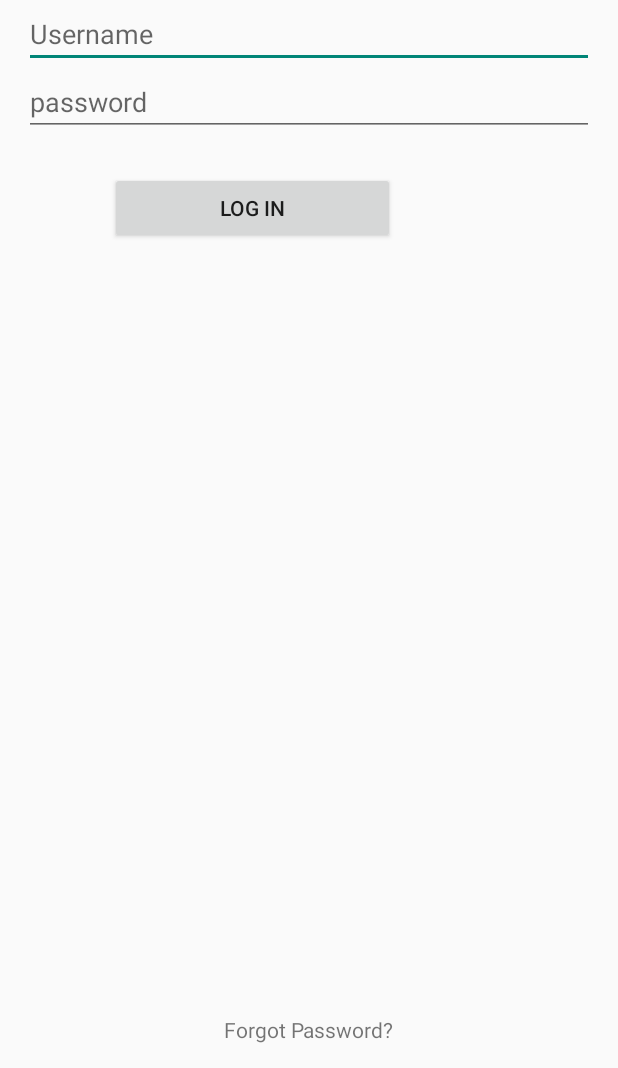
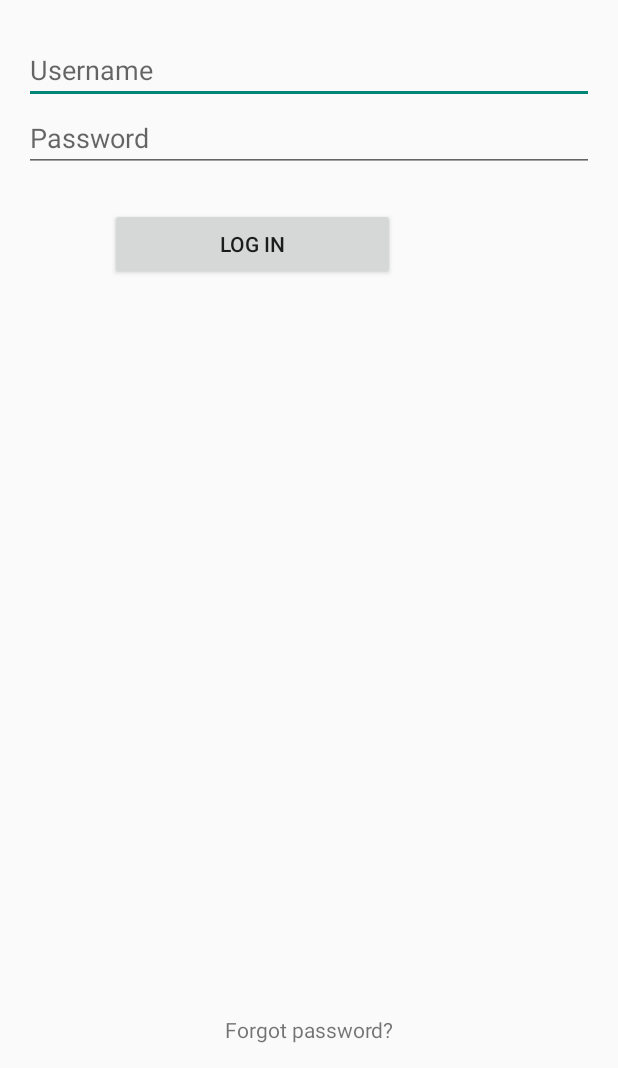
Before and after one commit to zikryzuhairi-dev/Lab4_S76229, an Android app: the ConstraintActivity screen opened directly, with no data from a screen before it, on a phone screen of 412 x 824 dp, the part 168-1236 px from its top. Run offline under Robolectric (Android 15) with nearby library versions, the phone set to English and light mode, and no system bars.

Commit message:
third commit

```diff
--- a/app/src/main/AndroidManifest.xml
+++ b/app/src/main/AndroidManifest.xml
@@ -25,7 +25,6 @@
         <activity android:name=".FrameActivity" />
         <activity android:name=".TableActivity" />
         <activity android:name=".RecyclerActivity" />
-        <activity android:name=".ComposeActivity" />
 
     </application>
 
--- a/app/src/main/res/layout/activity_constraint.xml
+++ b/app/src/main/res/layout/activity_constraint.xml
@@ -1,64 +1,60 @@
 <?xml version="1.0" encoding="utf-8"?>
 <androidx.constraintlayout.widget.ConstraintLayout xmlns:android="http://schemas.android.com/apk/res/android"
+    xmlns:app="http://schemas.android.com/apk/res-auto"
+    android:id="@+id/main"
     android:layout_width="match_parent"
     android:layout_height="match_parent"
-    xmlns:app="http://schemas.android.com/apk/res-auto"
-    android:id="@+id/main"
     android:padding="16dp">
 
     <ImageView
+        android:id="@+id/imgLogo"
         android:layout_width="96dp"
         android:layout_height="96dp"
-        android:id="@+id/imgLogo"
         android:src="@mipmap/ic_launcher"
         app:layout_constraintEnd_toEndOf="parent"
         app:layout_constraintStart_toStartOf="parent"
-        app:layout_constraintTop_toTopOf="parent"
-        />
+        app:layout_constraintTop_toTopOf="parent" />
 
     <EditText
+        android:id="@+id/edtUser"
         android:layout_width="0dp"
         android:layout_height="wrap_content"
-        android:id="@+id/edtUser"
+        android:layout_marginTop="24dp"
         android:hint="Username"
         android:inputType="textPersonName"
         app:layout_constraintEnd_toEndOf="parent"
         app:layout_constraintStart_toStartOf="parent"
-        app:layout_constraintTop_toBottomOf="@+id/imgLogo"
-        />
+        app:layout_constraintTop_toBottomOf="@+id/imgLogo" />
 
     <EditText
+        android:id="@+id/edtPass"
         android:layout_width="0dp"
         android:layout_height="wrap_content"
-        android:id="@+id/edtPass"
-        android:hint="password"
+        android:hint="Password"
         android:inputType="textPassword"
         app:layout_constraintEnd_toEndOf="parent"
         app:layout_constraintStart_toStartOf="parent"
-        app:layout_constraintTop_toBottomOf="@+id/edtUser"
-        />
+        app:layout_constraintTop_toBottomOf="@+id/edtUser" />
 
     <Button
+        android:id="@+id/btnLogin"
         android:layout_width="0dp"
         android:layout_height="wrap_content"
-        android:id="@+id/btnLogin"
         android:layout_marginTop="24dp"
         android:text="Log In"
         app:layout_constraintEnd_toEndOf="parent"
         app:layout_constraintHorizontal_bias="0.3"
         app:layout_constraintStart_toStartOf="parent"
         app:layout_constraintTop_toBottomOf="@id/edtPass"
-        app:layout_constraintWidth_percent="0.5"
-        />
+        app:layout_constraintWidth_percent="0.5" />
 
     <TextView
+        android:id="@+id/txtForgot"
         android:layout_width="wrap_content"
         android:layout_height="wrap_content"
-        android:id="@+id/txtForgot"
-        android:text="Forgot Password?"
+        android:text="Forgot password?"
         app:layout_constraintBottom_toBottomOf="parent"
         app:layout_constraintEnd_toEndOf="parent"
-        app:layout_constraintStart_toStartOf="parent"
-        />
+        app:layout_constraintStart_toStartOf="parent" />
 
 </androidx.constraintlayout.widget.ConstraintLayout>
--- a/app/src/main/res/layout/activity_main.xml
+++ b/app/src/main/res/layout/activity_main.xml
@@ -1,13 +1,13 @@
 <?xml version="1.0" encoding="utf-8"?>
 <LinearLayout
     xmlns:android="http://schemas.android.com/apk/res/android"
-    xmlns:app="http://schemas.android.com/apk/res-auto"
     xmlns:tools="http://schemas.android.com/tools"
     android:id="@+id/main"
     android:layout_width="match_parent"
     android:layout_height="match_parent"
     android:orientation="vertical"
     android:padding="16dp"
+    android:fitsSystemWindows="true"
     tools:context=".MainActivity">
 
     <Button
--- a/app/src/main/res/layout/activity_relative.xml
+++ b/app/src/main/res/layout/activity_relative.xml
@@ -6,7 +6,7 @@
     android:id="@+id/main"
     android:layout_width="match_parent"
     android:layout_height="match_parent"
-    tools:context=".activity_relative"
+    tools:context=".RelativeActivity"
     android:padding="16dp">
 
     <ImageView
```
Also changed, not shown: app/src/main/java/com/example/lab4_s76229/MainActivity.kt (+8 -0 lines).
